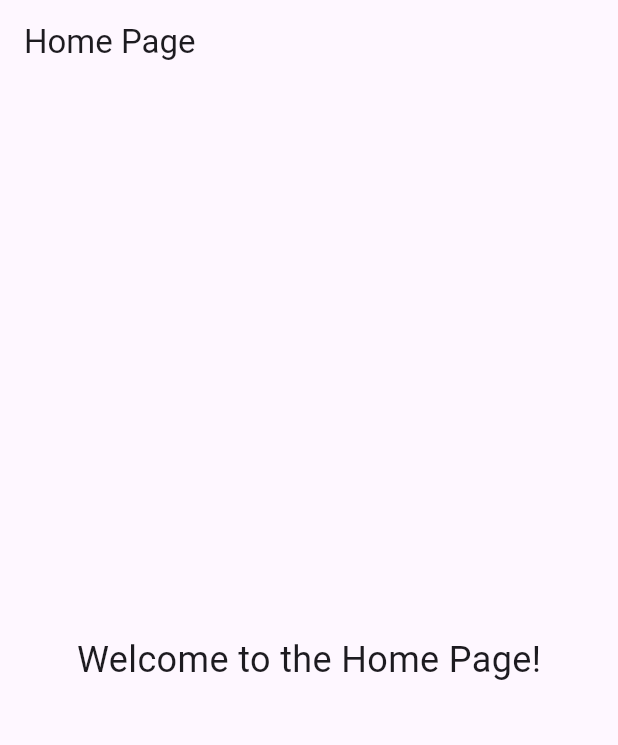
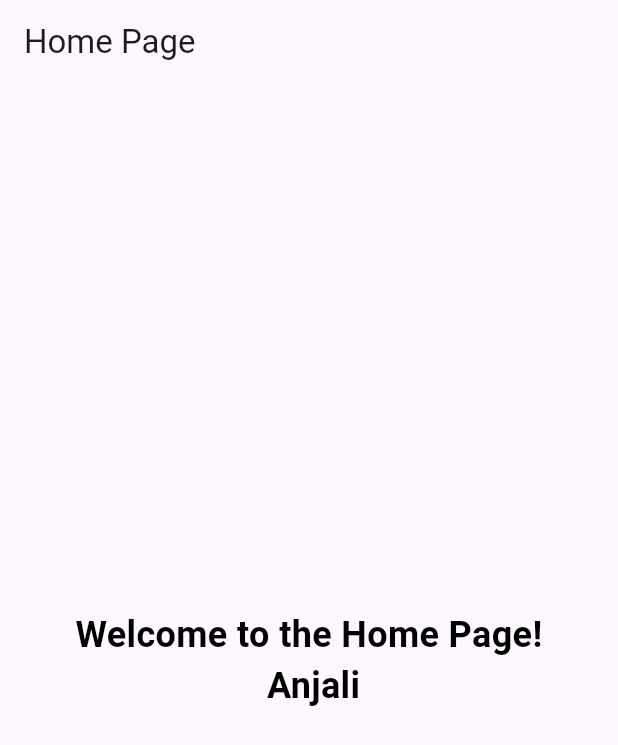
Before and after one commit to anjali7969/e_learning, a Flutter app: the HomePage screen opened directly, on a phone screen of 412 x 824 dp. Shown: the top 745 px of the screen. Run offline on Flutter 3.47's test engine with Material 3 defaults, Android fonts, the phone set to English and light mode, and no system bars; Roboto replaces fonts that are missing (Poppins).

Commit message:
updated all

```diff
--- a/lib/screens/homepage.dart
+++ b/lib/screens/homepage.dart
@@ -9,8 +9,13 @@
       appBar: AppBar(title: const Text('Home Page')),
       body: const Center(
         child: Text(
-          'Welcome to the Home Page!',
-          style: TextStyle(fontSize: 24),
+          'Welcome to the Home Page! \n Anjali',
+          style: TextStyle(
+            fontSize: 24,
+            fontWeight: FontWeight.bold,
+            color: Colors.black,
+          ),
+          textAlign: TextAlign.center,
         ),
       ),
     );
```
